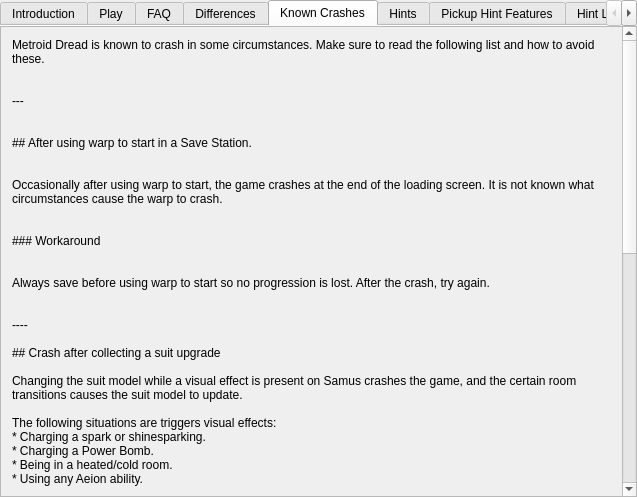
Old version of the form randovania/games/dread/gui/ui_files/games_tab_dread_widget.ui in the repository randovania/randovania.
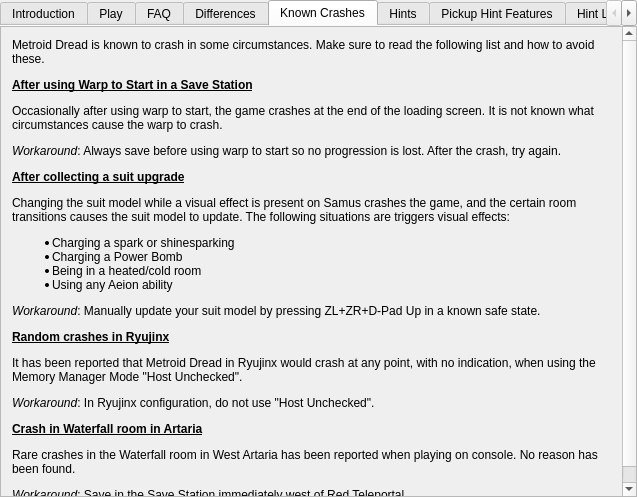
New version of the form. The open tabs and pages were chosen to show the change. Custom widgets are drawn as their Qt base class.

```diff
--- a/randovania/games/dread/gui/ui_files/games_tab_dread_widget.ui
+++ b/randovania/games/dread/gui/ui_files/games_tab_dread_widget.ui
@@ -11,7 +11,7 @@
    </rect>
   </property>
   <property name="sizePolicy">
-   <sizepolicy hsizetype="Expanding" vsizetype="Minimum">
+   <sizepolicy hsizetype="Expanding" vsizetype="Expanding">
     <horstretch>0</horstretch>
     <verstretch>0</verstretch>
    </sizepolicy>
@@ -183,80 +183,21 @@
      <rect>
       <x>0</x>
       <y>0</y>
-      <width>621</width>
-      <height>1106</height>
+      <width>635</width>
+      <height>470</height>
      </rect>
     </property>
     <layout class="QVBoxLayout" name="known_crashes_layout">
      <item>
       <widget class="QLabel" name="known_crashes_label">
        <property name="text">
-        <string>Metroid Dread is known to crash in some circumstances. Make sure to read the following list and how to avoid these.
-
-
----
-
-
-## After using warp to start in a Save Station.
-
-
-Occasionally after using warp to start, the game crashes at the end of the loading screen. It is not known what circumstances cause the warp to crash.
-
-
-### Workaround
-
-
-Always save before using warp to start so no progression is lost. After the crash, try again.
-
-
-----
-
-## Crash after collecting a suit upgrade
-
-Changing the suit model while a visual effect is present on Samus crashes the game, and the certain room transitions causes the suit model to update.
-
-The following situations are triggers visual effects:
-* Charging a spark or shinesparking.
-* Charging a Power Bomb.
-* Being in a heated/cold room.
-* Using any Aeion ability.
-
-### Workaround
-
-Manually update your suit model by pressing ZL+ZR+D-Pad Up in a known safe state.
-
-----
-
-## Random crashes in Ryujinx
-
-
-It has been reported that Metroid Dread in Ryujinx would crash at any point, with no indication, when using the Memory Manager Mode &quot;Host Unchecked&quot;.
-
-
-### Workaround
-
-
-In Ryujinx configuration, do not use &quot;Host Unchecked&quot;.
-
-
-----
-
-
-## Crash in Waterfall room in Artaria
-
-
-Rare crashes in the Waterfall room in West Artaria has been reported when playing on console. No reason has been found.
-
-
-### Workaround
-
-
-Save in the Save Station immediately west of Red Teleportal.
-
-</string>
+        <string>&lt;html&gt;&lt;head/&gt;&lt;body&gt;&lt;p&gt;Metroid Dread is known to crash in some circumstances. Make sure to read the following list and how to avoid these.&lt;/p&gt;&lt;p&gt;&lt;span style=&quot; font-weight:600; text-decoration: underline;&quot;&gt;After using Warp to Start in a Save Station&lt;/span&gt;&lt;/p&gt;&lt;p&gt;Occasionally after using warp to start, the game crashes at the end of the loading screen. It is not known what circumstances cause the warp to crash.&lt;/p&gt;&lt;p&gt;&lt;span style=&quot; font-style:italic;&quot;&gt;Workaround&lt;/span&gt;: Always save before using warp to start so no progression is lost. After the crash, try again.&lt;/p&gt;&lt;p&gt;&lt;span style=&quot; font-weight:600; text-decoration: underline;&quot;&gt;After collecting a suit upgrade&lt;/span&gt;&lt;/p&gt;&lt;p&gt;Changing the suit model while a visual effect is present on Samus crashes the game, and the certain room transitions causes the suit model to update. The following situations are triggers visual effects:&lt;/p&gt;&lt;ul style=&quot;margin-top: 0px; margin-bottom: 0px; margin-left: 0px; margin-right: 0px; -qt-list-indent: 1;&quot;&gt;&lt;li style=&quot; margin-top:12px; margin-bottom:0px; margin-left:0px; margin-right:0px; -qt-block-indent:0; text-indent:0px;&quot;&gt;Charging a spark or shinesparking&lt;/li&gt;&lt;li style=&quot; margin-top:0px; margin-bottom:0px; margin-left:0px; margin-right:0px; -qt-block-indent:0; text-indent:0px;&quot;&gt;Charging a Power Bomb&lt;/li&gt;&lt;li style=&quot; margin-top:0px; margin-bottom:0px; margin-left:0px; margin-right:0px; -qt-block-indent:0; text-indent:0px;&quot;&gt;Being in a heated/cold room&lt;/li&gt;&lt;li style=&quot; margin-top:0px; margin-bottom:12px; margin-left:0px; margin-right:0px; -qt-block-indent:0; text-indent:0px;&quot;&gt;Using any Aeion ability&lt;/li&gt;&lt;/ul&gt;&lt;p&gt;&lt;span style=&quot; font-style:italic;&quot;&gt;Workaround&lt;/span&gt;: Manually update your suit model by pressing ZL+ZR+D-Pad Up in a known safe state.&lt;/p&gt;&lt;p&gt;&lt;span style=&quot; font-weight:600; text-decoration: underline;&quot;&gt;Random crashes in Ryujinx&lt;/span&gt;&lt;/p&gt;&lt;p&gt;It has been reported that Metroid Dread in Ryujinx would crash at any point, with no indication, when using the Memory Manager Mode &amp;quot;Host Unchecked&amp;quot;.&lt;/p&gt;&lt;p&gt;&lt;span style=&quot; font-style:italic;&quot;&gt;Workaround&lt;/span&gt;: In Ryujinx configuration, do not use &amp;quot;Host Unchecked&amp;quot;. &lt;/p&gt;&lt;p&gt;&lt;span style=&quot; font-weight:600; text-decoration: underline;&quot;&gt;Crash in Waterfall room in Artaria&lt;/span&gt;&lt;/p&gt;&lt;p&gt;Rare crashes in the Waterfall room in West Artaria has been reported when playing on console. No reason has been found.&lt;/p&gt;&lt;p&gt;&lt;span style=&quot; font-style:italic;&quot;&gt;Workaround&lt;/span&gt;: Save in the Save Station immediately west of Red Teleportal.&lt;/p&gt;&lt;/body&gt;&lt;/html&gt;</string>
        </property>
        <property name="textFormat">
-        <enum>Qt::PlainText</enum>
+        <enum>Qt::AutoText</enum>
+       </property>
+       <property name="alignment">
+        <set>Qt::AlignLeading|Qt::AlignLeft|Qt::AlignTop</set>
        </property>
        <property name="wordWrap">
         <bool>true</bool>
```
Left out of the diff: 28 changed lines with no effect on the pictures.
